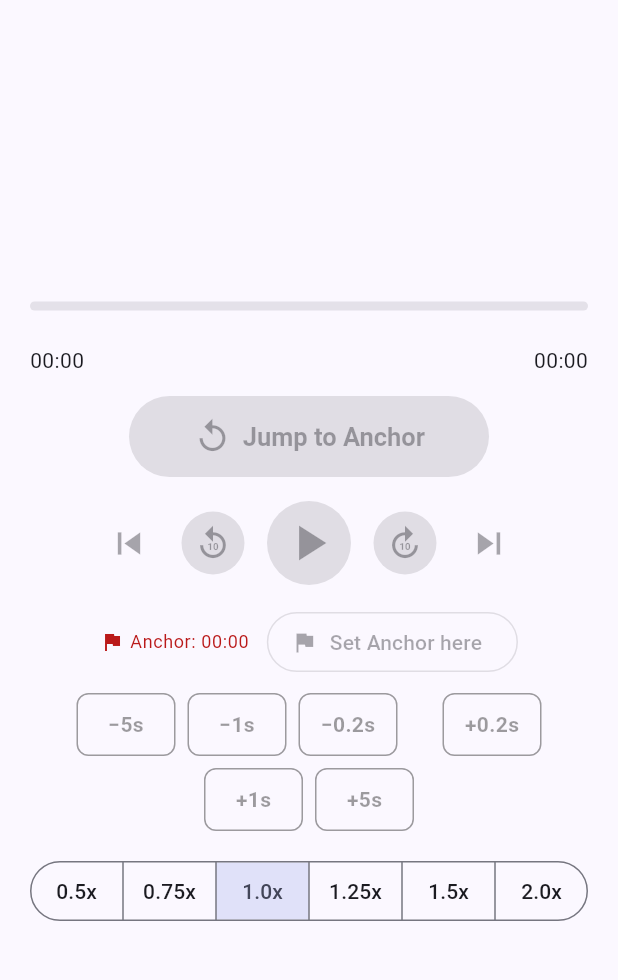
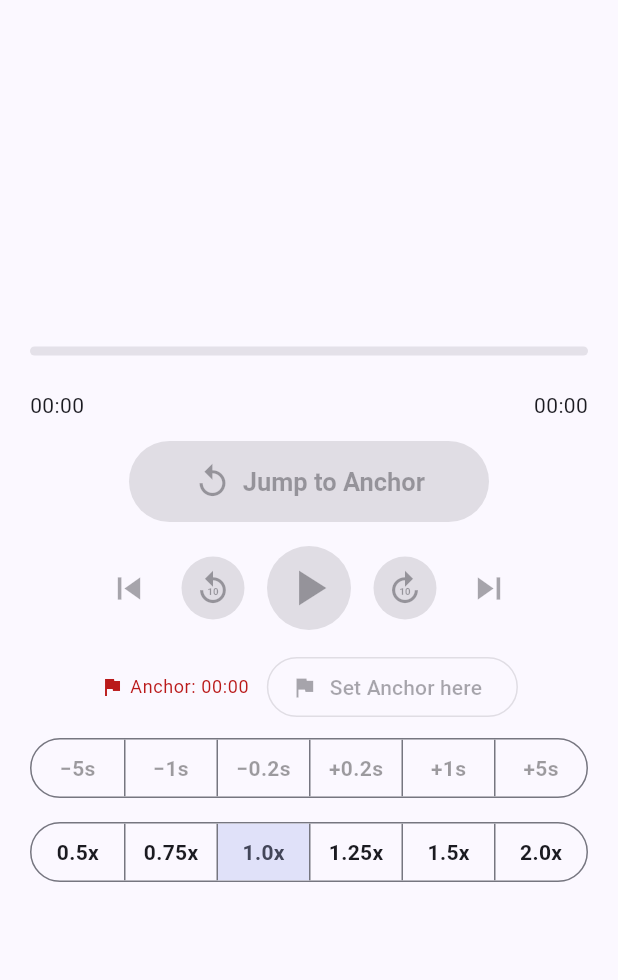
Before and after one commit to hdty/anchor-player, a Flutter app: the screen it shows after launch, on a phone screen of 412 x 824 dp, the part 84-1064 px from its top. Run offline on Flutter 3.47's test engine with Material 3 defaults, Android fonts, the phone set to English and light mode, and no system bars; our stand-ins replace file_picker, just_audio; missing offline and left inert: just_audio_media_kit.

Commit message:
Unify Anchor-nudge and speed controls as connected segmented bars (v0.4.3)
デザイン整理の第一弾。速度と Anchor 微調整を共通の連結セグメントUI
(_SegmentedBar)に統一し、同じ最大幅(460)・等幅区画で見た目を揃えた。
微調整はタップ=1回/長押し=連続、速度は現在値ハイライト。

Co-Authored-By: Claude Opus 4.8 <noreply@anthropic.com>

```diff
--- a/lib/main.dart
+++ b/lib/main.dart
@@ -463,69 +463,70 @@ class _PlayerPageState extends State<PlayerPage> {
                   ),
                   const SizedBox(height: 10),
 
-                  // Anchor 微調整ボタン（タップ=1回 / 長押し=連続）。
-                  // タッチ専用環境(Android/iOS)でもキー無しで調整できる。
-                  Wrap(
-                    alignment: WrapAlignment.center,
-                    crossAxisAlignment: WrapCrossAlignment.center,
-                    spacing: 8,
-                    runSpacing: 8,
-                    children: [
-                      _NudgeButton(
+                  // Anchor 微調整（速度と同じ連結セグメント形式・同じ幅で統一）。
+                  // タップ=1回 / 長押し=連続。
+                  ConstrainedBox(
+                    constraints: const BoxConstraints(maxWidth: 460),
+                    child: _SegmentedBar(
+                      tooltip: hasFile ? 'Adjust Anchor' : null,
+                      segments: [
+                        _SegmentSpec(
                             label: '−5s',
                             enabled: hasFile,
-                          onNudge: () =>
+                            repeatable: true,
+                            onTap: () =>
                                 _nudgeMarker(const Duration(seconds: -5))),
-                      _NudgeButton(
+                        _SegmentSpec(
                             label: '−1s',
                             enabled: hasFile,
-                          onNudge: () =>
+                            repeatable: true,
+                            onTap: () =>
                                 _nudgeMarker(const Duration(seconds: -1))),
-                      _NudgeButton(
+                        _SegmentSpec(
                             label: '−0.2s',
                             enabled: hasFile,
-                          onNudge: () =>
-                              _nudgeMarker(const Duration(milliseconds: -200))),
-                      const SizedBox(width: 14),
-                      _NudgeButton(
+                            repeatable: true,
+                            onTap: () => _nudgeMarker(
+                                const Duration(milliseconds: -200))),
+                        _SegmentSpec(
                             label: '+0.2s',
                             enabled: hasFile,
-                          onNudge: () =>
-                              _nudgeMarker(const Duration(milliseconds: 200))),
-                      _NudgeButton(
+                            repeatable: true,
+                            onTap: () => _nudgeMarker(
+                                const Duration(milliseconds: 200))),
+                        _SegmentSpec(
                             label: '+1s',
                             enabled: hasFile,
-                          onNudge: () =>
+                            repeatable: true,
+                            onTap: () =>
                                 _nudgeMarker(const Duration(seconds: 1))),
-                      _NudgeButton(
+                        _SegmentSpec(
                             label: '+5s',
                             enabled: hasFile,
-                          onNudge: () =>
+                            repeatable: true,
+                            onTap: () =>
                                 _nudgeMarker(const Duration(seconds: 5))),
                       ],
                     ),
+                  ),
                   const SizedBox(height: 16),
 
-                  // 再生速度（ラベル無し）。
-                  SegmentedButton<double>(
+                  // 再生速度（Anchor微調整と同じ連結セグメント形式・同じ幅）。
+                  ConstrainedBox(
+                    constraints: const BoxConstraints(maxWidth: 460),
+                    child: _SegmentedBar(
+                      tooltip: 'Change speed',
                       segments: _speeds
-                        .map((s) => ButtonSegment<double>(
-                              value: s,
-                              tooltip: 'Change speed',
-                              // 各セグメントを同じ幅に揃える。
-                              label: SizedBox(
-                                width: 44,
-                                child: Center(child: Text('${s}x')),
-                              ),
+                          .map((s) => _SegmentSpec(
+                                label: '${s}x',
+                                selected: s == _speed,
+                                onTap: () {
+                                  _player.setSpeed(s);
+                                  setState(() => _speed = s);
+                                },
                               ))
                           .toList(),
-                    selected: {_speed},
-                    showSelectedIcon: false,
-                    onSelectionChanged: (sel) {
-                      final v = sel.first;
-                      _player.setSpeed(v);
-                      setState(() => _speed = v);
-                    },
+                    ),
                   ),
                 ],
               ),
@@ -787,30 +788,90 @@ class _SeekBarPainter extends CustomPainter {
   }
 }
 
-/// Anchor 微調整ボタン。タップで1回、長押しで連続的に微調整する。
-/// タッチ（Android/iOS）でもキーボード無しで Anchor をずらせる。
-class _NudgeButton extends StatefulWidget {
-  const _NudgeButton({
+/// 連結セグメントUIの1区画の仕様（速度選択・Anchor微調整で共用）。
+class _SegmentSpec {
+  const _SegmentSpec({
     required this.label,
-    required this.onNudge,
-    required this.enabled,
+    required this.onTap,
+    this.selected = false,
+    this.repeatable = false,
+    this.enabled = true,
   });
 
   final String label;
-  final VoidCallback onNudge;
+  final VoidCallback onTap;
+  final bool selected; // 現在値のハイライト（速度用）
+  final bool repeatable; // 長押しで連続実行（Anchor微調整用）
   final bool enabled;
+}
+
+/// 速度・Anchor微調整で共通の連結セグメントUI（見た目・幅を統一）。
+class _SegmentedBar extends StatelessWidget {
+  const _SegmentedBar({required this.segments, this.tooltip});
+
+  final List<_SegmentSpec> segments;
+  final String? tooltip; // ホバー時の共通説明（null なら出さない）
 
   @override
-  State<_NudgeButton> createState() => _NudgeButtonState();
+  Widget build(BuildContext context) {
+    final borderColor = Theme.of(context).colorScheme.outline;
+    Widget bar = Container(
+      height: 40,
+      decoration: BoxDecoration(
+        border: Border.all(color: borderColor),
+        borderRadius: BorderRadius.circular(20),
+      ),
+      child: ClipRRect(
+        borderRadius: BorderRadius.circular(19),
+        child: Row(
+          crossAxisAlignment: CrossAxisAlignment.stretch,
+          children: [
+            for (var i = 0; i < segments.length; i++)
+              Expanded(
+                child: _SegmentButton(
+                  spec: segments[i],
+                  showLeftDivider: i != 0,
+                  dividerColor: borderColor,
+                ),
+              ),
+          ],
+        ),
+      ),
+    );
+    if (tooltip != null) {
+      // ホバーのみ（タッチの長押しは連続実行に使うため出さない）。
+      bar = Tooltip(
+        message: tooltip!,
+        triggerMode: TooltipTriggerMode.manual,
+        child: bar,
+      );
+    }
+    return bar;
+  }
 }
 
-class _NudgeButtonState extends State<_NudgeButton> {
+class _SegmentButton extends StatefulWidget {
+  const _SegmentButton({
+    required this.spec,
+    required this.showLeftDivider,
+    required this.dividerColor,
+  });
+
+  final _SegmentSpec spec;
+  final bool showLeftDivider;
+  final Color dividerColor;
+
+  @override
+  State<_SegmentButton> createState() => _SegmentButtonState();
+}
+
+class _SegmentButtonState extends State<_SegmentButton> {
   Timer? _timer;
 
   void _startRepeat() {
     _timer?.cancel();
     _timer = Timer.periodic(
-        const Duration(milliseconds: 110), (_) => widget.onNudge());
+        const Duration(milliseconds: 110), (_) => widget.spec.onTap());
   }
 
   void _stopRepeat() {
@@ -827,41 +888,39 @@ class _NudgeButtonState extends State<_NudgeButton> {
   @override
   Widget build(BuildContext context) {
     final theme = Theme.of(context);
-    final color =
-        widget.enabled ? theme.colorScheme.primary : theme.disabledColor;
-    final button = GestureDetector(
+    final spec = widget.spec;
+    final fg = !spec.enabled
+        ? theme.disabledColor
+        : (spec.selected
+            ? theme.colorScheme.onSecondaryContainer
+            : theme.colorScheme.onSurface);
+    return GestureDetector(
       behavior: HitTestBehavior.opaque,
-      onTap: widget.enabled ? widget.onNudge : null,
-      onLongPressStart: widget.enabled
+      onTap: spec.enabled ? spec.onTap : null,
+      onLongPressStart: (spec.enabled && spec.repeatable)
           ? (_) {
-              widget.onNudge(); // 長押し開始で即1回、以降は連続。
+              spec.onTap(); // 長押し開始で即1回、以降は連続。
               _startRepeat();
             }
           : null,
-      onLongPressEnd: widget.enabled ? (_) => _stopRepeat() : null,
-      onLongPressCancel: _stopRepeat,
-      // 固定幅で全ボタンを同じ大きさに揃える。
+      onLongPressEnd:
+          (spec.enabled && spec.repeatable) ? (_) => _stopRepeat() : null,
+      onLongPressCancel: spec.repeatable ? _stopRepeat : null,
       child: Container(
-        width: 66,
         alignment: Alignment.center,
-        padding: const EdgeInsets.symmetric(vertical: 10),
         decoration: BoxDecoration(
-          border: Border.all(color: color),
-          borderRadius: BorderRadius.circular(8),
+          color: spec.selected
+              ? theme.colorScheme.secondaryContainer
+              : Colors.transparent,
+          border: widget.showLeftDivider
+              ? Border(left: BorderSide(color: widget.dividerColor))
+              : null,
         ),
         child: Text(
-          widget.label,
-          style: TextStyle(color: color, fontWeight: FontWeight.w600),
+          spec.label,
+          style: TextStyle(color: fg, fontWeight: FontWeight.w600),
         ),
       ),
     );
-    // 押せない状態（ファイル未読み込み）ではツールチップを出さない。
-    if (!widget.enabled) return button;
-    return Tooltip(
-      message: 'Adjust Anchor',
-      // 長押しは連続微調整に使うため、タッチではツールチップを出さない（ホバーのみ）。
-      triggerMode: TooltipTriggerMode.manual,
-      child: button,
-    );
   }
 }
--- a/pubspec.yaml
+++ b/pubspec.yaml
@@ -17,7 +17,7 @@ publish_to: 'none' # Remove this line if you wish to publish to pub.dev
 # https://developer.apple.com/library/archive/documentation/General/Reference/InfoPlistKeyReference/Articles/CoreFoundationKeys.html
 # In Windows, build-name is used as the major, minor, and patch parts
 # of the product and file versions while build-number is used as the build suffix.
-version: 0.4.2+7
+version: 0.4.3+8
 
 environment:
   sdk: ^3.12.2
```
Lines whose indentation alone changed are shown as unchanged.
